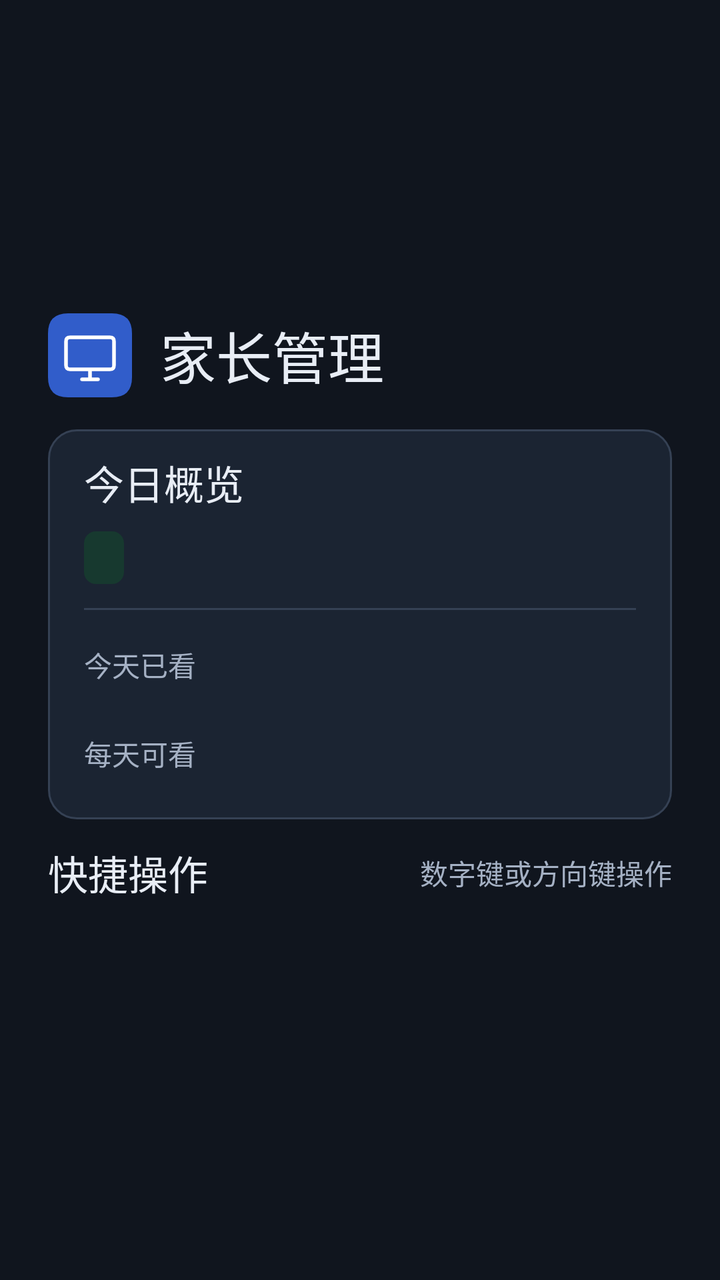
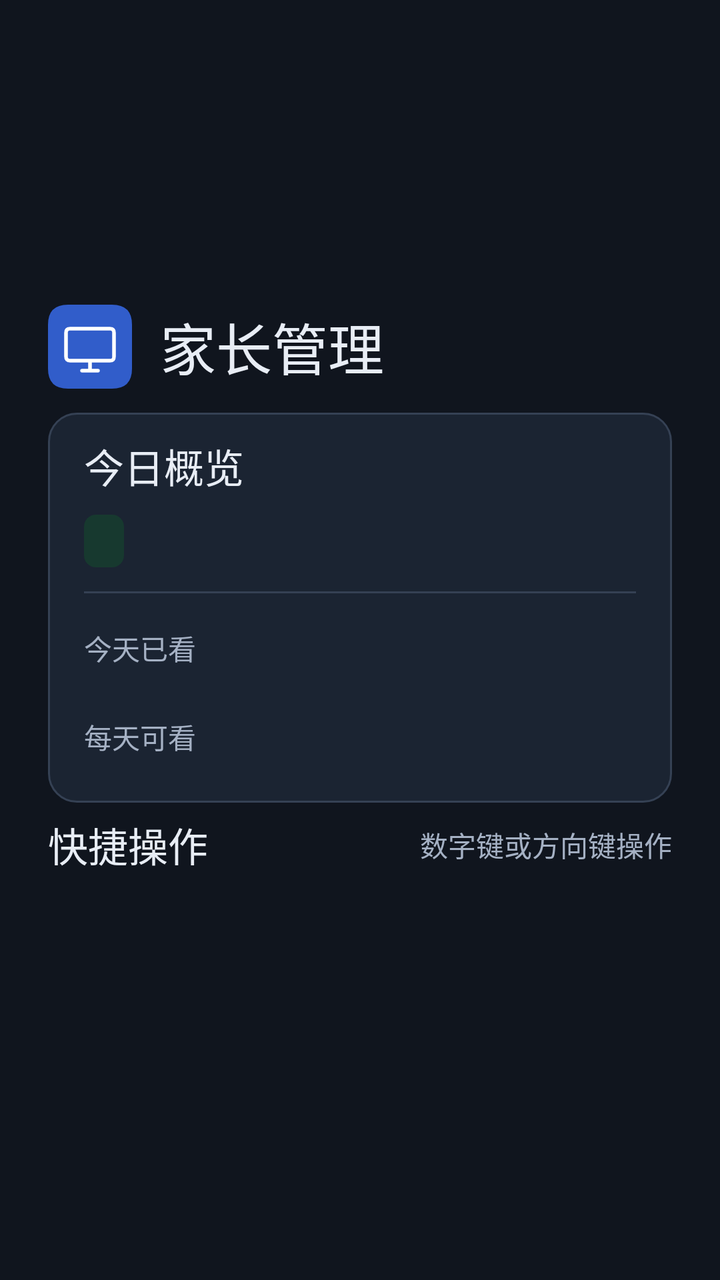

Compare the two renders of this Android layout. The source of the first and the diff that turns it into the second are given below.
<!-- AndroidManifest.xml: activity theme Theme.TvGuard.Console -->
<!-- res/layout/activity_main.xml -->
<?xml version="1.0" encoding="utf-8"?>
<FrameLayout xmlns:android="http://schemas.android.com/apk/res/android"
    android:layout_width="match_parent"
    android:layout_height="match_parent"
    android:background="@color/panel_canvas"
    android:paddingStart="24dp"
    android:paddingTop="20dp"
    android:paddingEnd="24dp"
    android:paddingBottom="24dp">

    <ScrollView
        android:id="@+id/main_scroll"
        android:layout_width="match_parent"
        android:layout_height="wrap_content"
        android:layout_gravity="center"
        android:clipToPadding="false"
        android:descendantFocusability="afterDescendants"
        android:fillViewport="false"
        android:focusable="false"
        android:scrollbarStyle="outsideOverlay">

        <LinearLayout
            android:id="@+id/main_panel"
            android:layout_width="match_parent"
            android:layout_height="wrap_content"
            android:orientation="vertical">

            <LinearLayout
                android:layout_width="match_parent"
                android:layout_height="wrap_content"
                android:gravity="center_vertical"
                android:orientation="horizontal">

                <ImageView
                    android:layout_width="42dp"
                    android:layout_height="42dp"
                    android:importantForAccessibility="no"
                    android:src="@drawable/parent_tv_icon" />

                <LinearLayout
                    android:layout_width="0dp"
                    android:layout_height="wrap_content"
                    android:layout_marginStart="14dp"
                    android:layout_weight="1"
                    android:orientation="vertical">

                    <TextView
                        android:id="@+id/panel_title"
                        style="@style/PanelText.Title"
                        android:layout_width="match_parent"
                        android:layout_height="wrap_content"
                        android:text="家长管理" />

                </LinearLayout>
            </LinearLayout>

            <LinearLayout
                android:id="@+id/panel_columns"
                android:layout_width="match_parent"
                android:layout_height="wrap_content"
                android:layout_marginTop="16dp"
                android:baselineAligned="false"
                android:orientation="vertical">

                <LinearLayout
                    android:id="@+id/status_column"
                    android:layout_width="match_parent"
                    android:layout_height="wrap_content"
                    android:orientation="vertical">

                    <LinearLayout
                        android:id="@+id/status_card"
                        android:layout_width="match_parent"
                        android:layout_height="wrap_content"
                        android:background="@drawable/parent_card_bg"
                        android:orientation="vertical"
                        android:paddingStart="18dp"
                        android:paddingTop="12dp"
                        android:paddingEnd="18dp"
                        android:paddingBottom="18dp">

                        <TextView
                            android:id="@+id/status_heading"
                            style="@style/PanelText.Heading"
                            android:layout_width="match_parent"
                            android:layout_height="wrap_content"
                            android:text="今日概览" />

                        <TextView
                            android:id="@+id/status_text"
                            style="@style/PanelText.Caption"
                            android:layout_width="wrap_content"
                            android:layout_height="wrap_content"
                            android:layout_marginTop="10dp"
                            android:background="@drawable/parent_status_bg"
                            android:paddingStart="10dp"
                            android:paddingTop="5dp"
                            android:paddingEnd="10dp"
                            android:paddingBottom="5dp"
                            android:textColor="@color/panel_green" />

                        <TextView
                            android:id="@+id/today_override"
                            style="@style/PanelText.Caption"
                            android:layout_width="match_parent"
                            android:layout_height="wrap_content"
                            android:layout_marginTop="10dp"
                            android:text="今天不限时"
                            android:textColor="@color/panel_amber"
                            android:visibility="gone" />

                        <View
                            android:layout_width="match_parent"
                            android:layout_height="1dp"
                            android:layout_marginTop="12dp"
                            android:layout_marginBottom="12dp"
                            android:background="@color/panel_line" />

                        <LinearLayout
                            android:layout_width="match_parent"
                            android:layout_height="wrap_content"
                            android:gravity="center_vertical"
                            android:orientation="horizontal">

                            <TextView
                                style="@style/PanelText.Caption"
                                android:layout_width="0dp"
                                android:layout_height="wrap_content"
                                android:layout_weight="1"
                                android:text="今天已看" />

                            <TextView
                                android:id="@+id/used_time_value"
                                style="@style/PanelText.Value"
                                android:layout_width="wrap_content"
                                android:layout_height="wrap_content" />
                        </LinearLayout>

                        <LinearLayout
                            android:layout_width="match_parent"
                            android:layout_height="wrap_content"
                            android:layout_marginTop="14dp"
                            android:gravity="center_vertical"
                            android:orientation="horizontal">

                            <TextView
                                style="@style/PanelText.Caption"
                                android:layout_width="0dp"
                                android:layout_height="wrap_content"
                                android:layout_weight="1"
                                android:text="每天可看" />

                            <TextView
                                android:id="@+id/daily_limit_value"
                                style="@style/PanelText.Value"
                                android:layout_width="wrap_content"
                                android:layout_height="wrap_content" />
                        </LinearLayout>

                        <TextView
                            android:id="@+id/bonus_summary"
                            style="@style/PanelText.Caption"
                            android:layout_width="match_parent"
                            android:layout_height="wrap_content"
                            android:layout_marginTop="12dp"
                            android:textColor="@color/panel_blue_text"
                            android:visibility="gone" />
                    </LinearLayout>

                    <TextView
                        android:id="@+id/update_text"
                        style="@style/PanelText.Caption"
                        android:layout_width="match_parent"
                        android:layout_height="wrap_content"
                        android:layout_marginTop="12dp"
                        android:lineSpacingExtra="3dp"
                        android:textColor="@color/panel_blue_text"
                        android:visibility="gone" />

                    <TextView
                        android:id="@+id/warn_text"
                        style="@style/PanelText.Caption"
                        android:layout_width="match_parent"
                        android:layout_height="wrap_content"
                        android:layout_marginTop="12dp"
                        android:background="@drawable/parent_notice_bg"
                        android:lineSpacingExtra="3dp"
                        android:padding="12dp"
                        android:textColor="@color/panel_amber"
                        android:visibility="gone" />
                </LinearLayout>

                <LinearLayout
                    android:id="@+id/menu_column"
                    android:layout_width="match_parent"
                    android:layout_height="wrap_content"
                    android:orientation="vertical">

                    <LinearLayout
                        android:layout_width="match_parent"
                        android:layout_height="wrap_content"
                        android:paddingTop="12dp"
                        android:gravity="center_vertical"
                        android:orientation="horizontal">

                        <TextView
                            android:id="@+id/menu_heading"
                            style="@style/PanelText.Heading"
                            android:layout_width="wrap_content"
                            android:layout_height="wrap_content"
                            android:text="快捷操作" />

                        <TextView
                            android:id="@+id/menu_hint"
                            style="@style/PanelText.Caption"
                            android:layout_width="0dp"
                            android:layout_height="wrap_content"
                            android:layout_marginStart="12dp"
                            android:layout_weight="1"
                            android:gravity="end"
                            android:text="数字键或方向键操作" />
                    </LinearLayout>

                    <LinearLayout
                        android:id="@+id/menu_actions"
                        android:layout_width="match_parent"
                        android:layout_height="wrap_content"
                        android:baselineAligned="false"
                        android:descendantFocusability="afterDescendants"
                        android:orientation="vertical" />
                </LinearLayout>
            </LinearLayout>

            <TextView
                android:id="@+id/version_text"
                style="@style/PanelText.Caption"
                android:layout_width="match_parent"
                android:layout_height="wrap_content"
                android:layout_marginTop="12dp" />
        </LinearLayout>
    </ScrollView>
</FrameLayout>
<!-- resources referenced by this layout -->
<resources>
  <color name="panel_amber">#F3C478</color>
  <color name="panel_blue_text">#9AB9FF</color>
  <color name="panel_canvas">#10151E</color>
  <color name="panel_green">#90D9B3</color>
  <color name="panel_line">#354154</color>
  <!-- drawable parent_card_bg (drawable) -->
  <?xml version="1.0" encoding="utf-8"?>
  <shape xmlns:android="http://schemas.android.com/apk/res/android">
      <solid android:color="@color/panel_surface" />
      <stroke android:width="1dp" android:color="@color/panel_line" />
      <corners android:radius="14dp" />
  </shape>
  <!-- drawable parent_notice_bg (drawable) -->
  <?xml version="1.0" encoding="utf-8"?>
  <shape xmlns:android="http://schemas.android.com/apk/res/android">
      <solid android:color="@color/panel_amber_soft" />
      <corners android:radius="10dp" />
  </shape>
  <!-- drawable parent_status_bg (drawable) -->
  <?xml version="1.0" encoding="utf-8"?>
  <shape xmlns:android="http://schemas.android.com/apk/res/android">
      <solid android:color="@color/panel_green_soft" />
      <corners android:radius="6dp" />
  </shape>
  <!-- drawable parent_tv_icon (drawable) -->
  <?xml version="1.0" encoding="utf-8"?>
  <vector xmlns:android="http://schemas.android.com/apk/res/android"
      android:width="42dp" android:height="42dp"
      android:viewportWidth="42" android:viewportHeight="42">
      <path android:fillColor="@color/panel_blue" android:pathData="M10,0H32Q42,0 42,10V32Q42,42 32,42H10Q0,42 0,32V10Q0,0 10,0" />
      <path android:fillColor="@android:color/transparent" android:strokeColor="#FFFFFF"
          android:strokeWidth="1.8" android:strokeLineCap="round" android:strokeLineJoin="round"
          android:pathData="M11,12H31Q33,12 33,14V26Q33,28 31,28H11Q9,28 9,26V14Q9,12 11,12ZM17,33H25M21,28V33" />
  </vector>
  <style name="PanelText.Caption">
          <item name="android:textColor">@color/panel_muted</item>
          <item name="android:textSize">14sp</item>
      </style>
  <style name="PanelText.Heading">
          <item name="android:fontFamily">sans-serif-medium</item>
          <item name="android:textSize">20sp</item>
      </style>
  <style name="PanelText.Title">
          <item name="android:fontFamily">sans-serif-medium</item>
          <item name="android:textSize">28sp</item>
      </style>
  <style name="PanelText.Value">
          <item name="android:fontFamily">sans-serif-medium</item>
          <item name="android:textSize">26sp</item>
      </style>
  <style name="Theme.TvGuard.Console" parent="@android:style/Theme.DeviceDefault.NoActionBar">
          <item name="android:windowBackground">@android:color/transparent</item>
          <item name="android:windowIsTranslucent">true</item>
          <item name="android:backgroundDimEnabled">false</item>
          <item name="android:windowNoTitle">true</item>
          <item name="android:windowContentOverlay">@null</item>
          <item name="android:windowAnimationStyle">@null</item>
      </style>
  <color name="panel_surface">#1B2432</color>
  <color name="panel_amber_soft">#332A1D</color>
  <color name="panel_green_soft">#17392F</color>
  <color name="panel_blue">#315DCA</color>
  <color name="panel_muted">#A5B1C4</color>
</resources>

<!-- the commit's change to res/layout/activity_main.xml (unified diff, before → after) -->
@@ -26,39 +26,9 @@
             android:orientation="vertical">
 
             <LinearLayout
-                android:layout_width="match_parent"
-                android:layout_height="wrap_content"
-                android:gravity="center_vertical"
-                android:orientation="horizontal">
-
-                <ImageView
-                    android:layout_width="42dp"
-                    android:layout_height="42dp"
-                    android:importantForAccessibility="no"
-                    android:src="@drawable/parent_tv_icon" />
-
-                <LinearLayout
-                    android:layout_width="0dp"
-                    android:layout_height="wrap_content"
-                    android:layout_marginStart="14dp"
-                    android:layout_weight="1"
-                    android:orientation="vertical">
-
-                    <TextView
-                        android:id="@+id/panel_title"
-                        style="@style/PanelText.Title"
-                        android:layout_width="match_parent"
-                        android:layout_height="wrap_content"
-                        android:text="家长管理" />
-
-                </LinearLayout>
-            </LinearLayout>
-
-            <LinearLayout
                 android:id="@+id/panel_columns"
                 android:layout_width="match_parent"
                 android:layout_height="wrap_content"
-                android:layout_marginTop="16dp"
                 android:baselineAligned="false"
                 android:orientation="vertical">
 
@@ -69,9 +39,32 @@
                     android:orientation="vertical">
 
                     <LinearLayout
+                        android:layout_width="match_parent"
+                        android:layout_height="42dp"
+                        android:gravity="center_vertical"
+                        android:orientation="horizontal">
+
+                        <ImageView
+                            android:layout_width="42dp"
+                            android:layout_height="42dp"
+                            android:importantForAccessibility="no"
+                            android:src="@drawable/parent_tv_icon" />
+
+                        <TextView
+                            android:id="@+id/panel_title"
+                            style="@style/PanelText.Title"
+                            android:layout_width="0dp"
+                            android:layout_height="wrap_content"
+                            android:layout_marginStart="14dp"
+                            android:layout_weight="1"
+                            android:text="家长管理" />
+                    </LinearLayout>
+
+                    <LinearLayout
                         android:id="@+id/status_card"
                         android:layout_width="match_parent"
                         android:layout_height="wrap_content"
+                        android:layout_marginTop="12dp"
                         android:background="@drawable/parent_card_bg"
                         android:orientation="vertical"
                         android:paddingStart="18dp"
@@ -198,8 +191,7 @@
 
                     <LinearLayout
                         android:layout_width="match_parent"
-                        android:layout_height="wrap_content"
-                        android:paddingTop="12dp"
+                        android:layout_height="42dp"
                         android:gravity="center_vertical"
                         android:orientation="horizontal">
 
@@ -225,6 +217,7 @@
                         android:id="@+id/menu_actions"
                         android:layout_width="match_parent"
                         android:layout_height="wrap_content"
+                        android:layout_marginTop="12dp"
                         android:baselineAligned="false"
                         android:descendantFocusability="afterDescendants"
                         android:orientation="vertical" />
